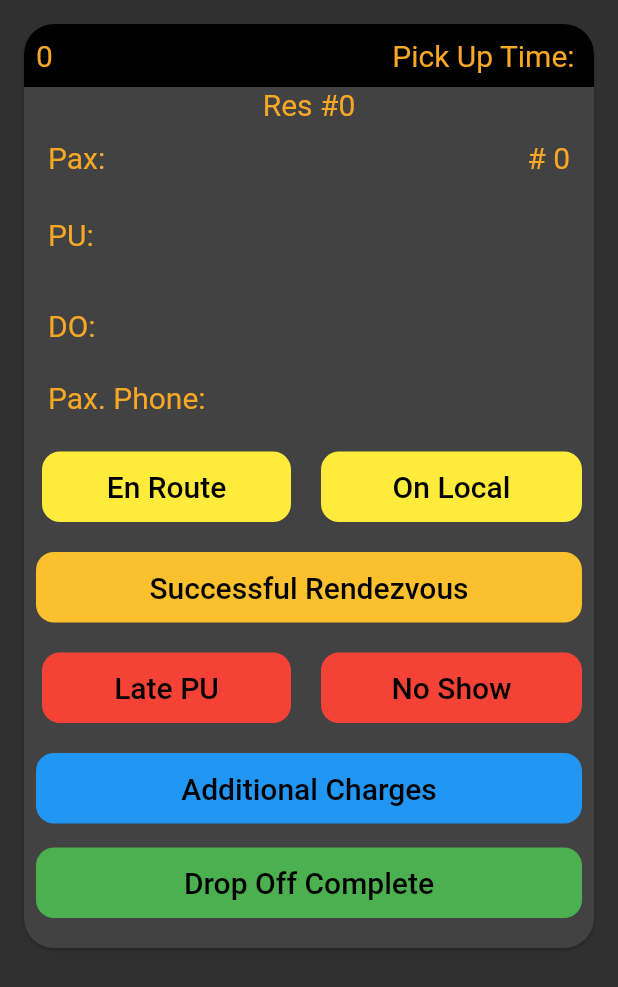
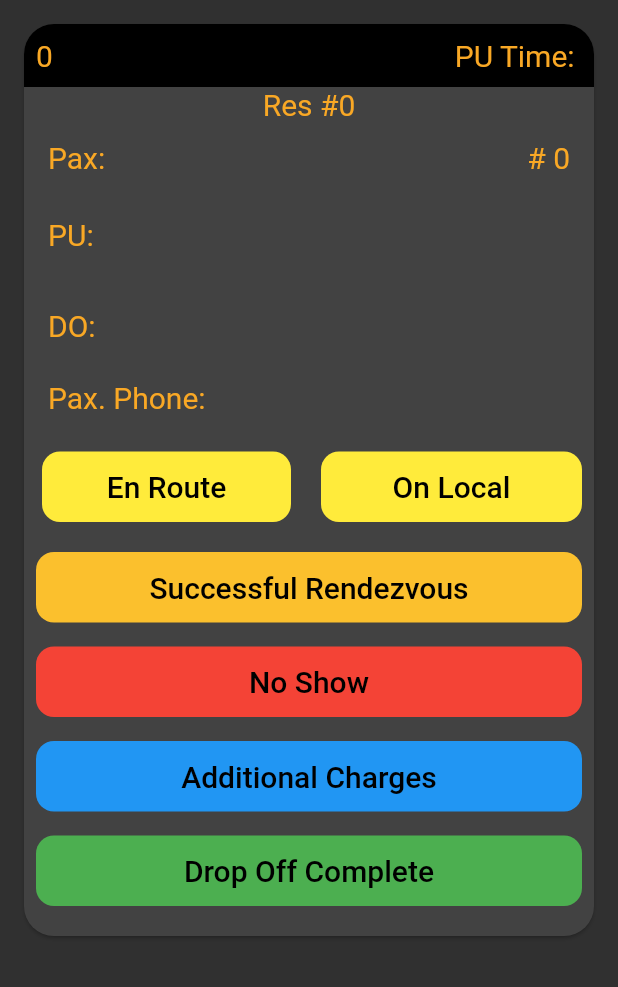
Before and after one commit to hassan-zafar/ceo_transport, a Flutter app: the JobDetails screen opened directly with empty values, on a phone screen of 412 x 824 dp. Shown: the top 987 px of the screen. Run offline on Flutter 3.47's test engine with Material 2 defaults, Android fonts, the phone set to English and light mode, and no system bars; drawn by our look-alikes of auto_size_text; our stand-ins replace fluttertoast, get_storage; accounts and stored records are empty.

```diff
--- a/lib/home_page.dart
+++ b/lib/home_page.dart
@@ -183,7 +183,7 @@ class _jobCardState extends State<jobCard> {
                       Row(
                         children: [
                           AutoSizeText(
-                            "Pick Up Time: ",
+                            "PU Time: ",
                           ),
                           AutoSizeText(
                             widget.puTime!,
@@ -287,49 +287,9 @@ class _jobCardState extends State<jobCard> {
                             )),
                         Row(
                           children: [
-                            Expanded(
-                              child: latePuClicked!
-                                  ? Column(
-                                      children: [
-                                        Container(
-                                            margin: EdgeInsets.all(12),
-                                            decoration: BoxDecoration(
-                                                color: Colors.purple,
-                                                borderRadius:
-                                                    BorderRadius.circular(12)),
-                                            padding: EdgeInsets.only(
-                                                top: 12,
-                                                bottom: 12,
-                                                left: 28,
-                                                right: 28),
-                                            child: AutoSizeText(
-                                              "Late Driver",
-                                              textAlign: TextAlign.center,
-                                              style: Theme.of(context)
-                                                  .textTheme
-                                                  .bodyText1,
-                                            )),
-                                        Container(
-                                            margin: EdgeInsets.all(12),
-                                            decoration: BoxDecoration(
-                                                color: Colors.blue,
-                                                borderRadius:
-                                                    BorderRadius.circular(12)),
-                                            padding: EdgeInsets.only(
-                                                top: 12,
-                                                bottom: 12,
-                                                left: 28,
-                                                right: 28),
-                                            child: AutoSizeText(
-                                              "Late PAX   ",
-                                              textAlign: TextAlign.center,
-                                              style: Theme.of(context)
-                                                  .textTheme
-                                                  .bodyText1,
-                                            )),
-                                      ],
-                                    )
-                                  : InkWell(
+                            latePuClicked!
+                                ? Expanded(
+                                    child: InkWell(
                                       onTap: () {
                                         setState(() {
                                           latePuClicked = true;
@@ -350,7 +310,8 @@ class _jobCardState extends State<jobCard> {
                                                 .bodyText1,
                                           )),
                                     ),
-                            ),
+                                  )
+                                : Container(),
                             Expanded(
                                 child: Container(
                                     margin: EdgeInsets.all(8),
@@ -367,6 +328,52 @@ class _jobCardState extends State<jobCard> {
                                     ))),
                           ],
                         ),
+                        latePuClicked!
+                            ? Row(
+                                children: [
+                                  Expanded(
+                                    child: Container(
+                                        margin: EdgeInsets.all(12),
+                                        decoration: BoxDecoration(
+                                            color: Colors.purple,
+                                            borderRadius:
+                                                BorderRadius.circular(12)),
+                                        padding: EdgeInsets.only(
+                                            top: 12,
+                                            bottom: 12,
+                                            left: 28,
+                                            right: 28),
+                                        child: AutoSizeText(
+                                          "Late Driver",
+                                          textAlign: TextAlign.center,
+                                          style: Theme.of(context)
+                                              .textTheme
+                                              .bodyText1,
+                                        )),
+                                  ),
+                                  Expanded(
+                                    child: Container(
+                                        margin: EdgeInsets.all(12),
+                                        decoration: BoxDecoration(
+                                            color: Colors.blue,
+                                            borderRadius:
+                                                BorderRadius.circular(12)),
+                                        padding: EdgeInsets.only(
+                                            top: 12,
+                                            bottom: 12,
+                                            left: 28,
+                                            right: 28),
+                                        child: AutoSizeText(
+                                          "Late PAX   ",
+                                          textAlign: TextAlign.center,
+                                          style: Theme.of(context)
+                                              .textTheme
+                                              .bodyText1,
+                                        )),
+                                  ),
+                                ],
+                              )
+                            : Container(),
                         Container(
                             margin: EdgeInsets.all(8),
                             width: double.maxFinite,
```
